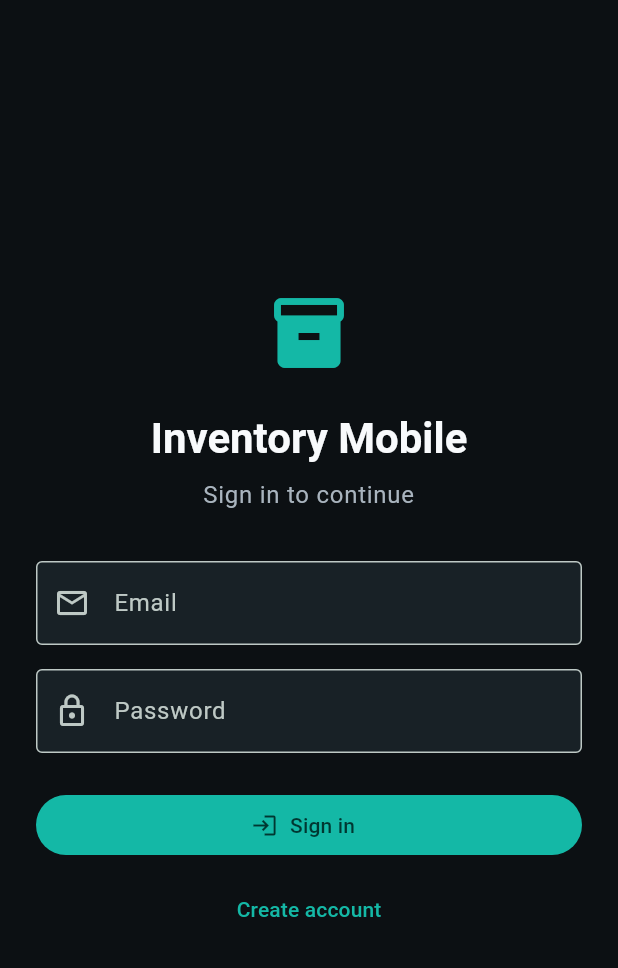
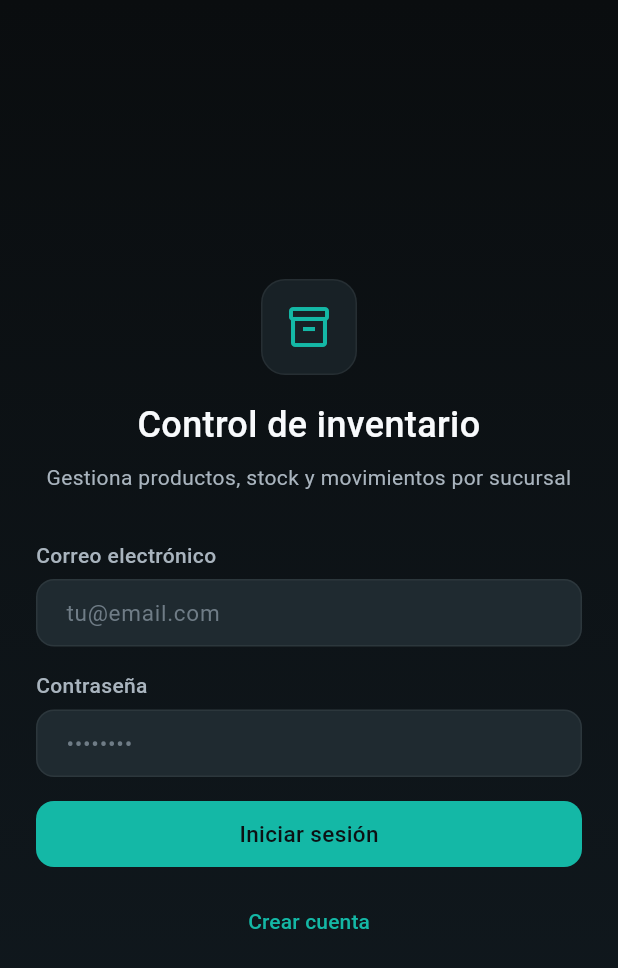
Before and after one commit to DevTeam-DAKFC/inventory-mobile-project, a Flutter app: the screen it shows after launch, on a phone screen of 412 x 824 dp. Shown: the top 968 px of the screen. Run offline on Flutter 3.47's test engine with Material 3 defaults, Android fonts, the phone set to English and light mode, and no system bars; our stand-ins replace dio, flutter_riverpod, flutter_secure_storage, go_router; accounts and stored records are empty.

Commit message:
feat(auth): implement login screen flow

```diff
--- a/app/lib/core/validation/auth_validators.dart
+++ b/app/lib/core/validation/auth_validators.dart
@@ -5,31 +5,31 @@ final class AuthValidators {
 
   static String? validateName(String? value) {
     if (value == null || value.trim().isEmpty) {
-      return 'Name is required.';
+      return 'El nombre es obligatorio.';
     }
     if (value.trim().length < 2) {
-      return 'Name must be at least 2 characters long.';
+      return 'El nombre debe tener al menos 2 caracteres.';
     }
     return null;
   }
 
   static String? validateEmail(String? value) {
     if (value == null || value.trim().isEmpty) {
-      return 'Email is required.';
+      return 'El correo electrónico es obligatorio.';
     }
     if (!_emailRegex.hasMatch(value.trim())) {
-      return 'Email format is invalid.';
+      return 'Ingresa un correo electrónico válido.';
     }
     return null;
   }
 
   static String? validatePassword(String? value) {
     if (value == null || value.isEmpty) {
-      return 'Password is required.';
+      return 'La contraseña es obligatoria.';
     }
 
     if (value.length < 8) {
-      return 'Password must be at least 8 characters long.';
+      return 'La contraseña debe tener al menos 8 caracteres.';
     }
     return null;
   }
--- a/app/lib/ui/auth/login_screen.dart
+++ b/app/lib/ui/auth/login_screen.dart
@@ -2,71 +2,185 @@ import 'package:flutter/material.dart';
 import 'package:flutter_riverpod/flutter_riverpod.dart';
 import 'package:go_router/go_router.dart';
 
+import '../../core/errors/app_error_code.dart';
+import '../../core/errors/app_exception.dart';
+import '../../core/validation/auth_validators.dart';
+import '../../data/providers/auth_providers.dart';
 import '../../navigation/app_session.dart';
 import '../../navigation/routes.dart';
+import 'widgets/auth_error_banner.dart';
+import 'widgets/auth_form_field.dart';
+import 'widgets/auth_primary_button.dart';
 
-class LoginScreen extends ConsumerWidget {
+class LoginScreen extends ConsumerStatefulWidget {
   const LoginScreen({super.key});
 
   @override
-  Widget build(BuildContext context, WidgetRef ref) {
+  ConsumerState<LoginScreen> createState() => _LoginScreenState();
+}
+
+class _LoginScreenState extends ConsumerState<LoginScreen> {
+  final _formKey = GlobalKey<FormState>();
+  final _emailController = TextEditingController();
+  final _passwordController = TextEditingController();
+
+  bool _isLoading = false;
+  String? _errorMessage;
+
+  @override
+  void dispose() {
+    _emailController.dispose();
+    _passwordController.dispose();
+    super.dispose();
+  }
+
+  Future<void> _submit() async {
+    if (_isLoading) {
+      return;
+    }
+    final form = _formKey.currentState;
+    if (form == null || !form.validate()) {
+      return;
+    }
+
+    setState(() {
+      _isLoading = true;
+      _errorMessage = null;
+    });
+
+    final email = _emailController.text.trim();
+    final password = _passwordController.text;
+
+    final result = await ref
+        .read(authRepositoryProvider)
+        .login(email: email, password: password);
+
+    if (!mounted) {
+      return;
+    }
+
+    setState(() {
+      _isLoading = false;
+      _errorMessage = result.isSuccess
+          ? null
+          : _messageFor(result.exceptionOrNull);
+    });
+
+    final user = result.dataOrNull;
+    if (user != null) {
+      // Router redirect listens to AppSession and will navigate to /home.
+      ref.read(appSessionProvider).setAuthenticatedUser(user);
+    }
+  }
+
+  String _messageFor(AppException? exception) {
+    switch (exception?.code) {
+      case AppErrorCode.unauthorized:
+        return 'Correo o contraseña incorrectos.';
+      case AppErrorCode.validationError:
+        return 'Revisa los campos ingresados.';
+      case AppErrorCode.networkError:
+        return 'Sin conexión. Inténtalo de nuevo.';
+      case AppErrorCode.timeout:
+        return 'La solicitud tardó demasiado. Inténtalo de nuevo.';
+      case AppErrorCode.serviceUnavailable:
+        return 'El servidor no está disponible.';
+      default:
+        return 'No pudimos iniciar sesión. Inténtalo de nuevo.';
+    }
+  }
+
+  @override
+  Widget build(BuildContext context) {
     return Scaffold(
-      body: SafeArea(
+      body: DecoratedBox(
+        decoration: const BoxDecoration(
+          gradient: LinearGradient(
+            begin: Alignment.topCenter,
+            end: Alignment.bottomCenter,
+            colors: [Color(0xFF0A0D0F), Color(0xFF111A20)],
+          ),
+        ),
+        child: SafeArea(
           child: Center(
             child: SingleChildScrollView(
-            padding: const EdgeInsets.all(24),
+              padding: const EdgeInsets.symmetric(
+                horizontal: 24,
+                vertical: 24,
+              ),
               child: ConstrainedBox(
-              constraints: const BoxConstraints(maxWidth: 420),
+                constraints: const BoxConstraints(maxWidth: 384),
+                child: Form(
+                  key: _formKey,
                   child: Column(
                     crossAxisAlignment: CrossAxisAlignment.stretch,
                     children: [
-                  Icon(
-                    Icons.inventory_2,
-                    size: 56,
-                    color: Theme.of(context).colorScheme.primary,
+                      const _LogoTile(),
+                      const SizedBox(height: 16),
+                      const Text(
+                        'Control de inventario',
+                        textAlign: TextAlign.center,
+                        style: TextStyle(
+                          color: Color(0xFFF8FAFC),
+                          fontSize: 24,
+                          fontWeight: FontWeight.w500,
+                          height: 1.4,
                         ),
-                  const SizedBox(height: 24),
-                  Text(
-                    'Inventory Mobile',
-                    textAlign: TextAlign.center,
-                    style: Theme.of(context).textTheme.headlineMedium,
                       ),
                       const SizedBox(height: 8),
-                  Text(
-                    'Sign in to continue',
+                      const Text(
+                        'Gestiona productos, stock y movimientos por sucursal',
                         textAlign: TextAlign.center,
-                    style: Theme.of(context).textTheme.bodyLarge,
+                        style: TextStyle(
+                          color: Color(0xFFA9B4BE),
+                          fontSize: 14,
+                          height: 1.4,
+                        ),
                       ),
                       const SizedBox(height: 32),
-                  TextField(
+                      AuthFormField(
+                        label: 'Correo electrónico',
+                        hintText: 'tu@email.com',
+                        controller: _emailController,
+                        validator: AuthValidators.validateEmail,
                         keyboardType: TextInputType.emailAddress,
-                    decoration: const InputDecoration(
-                      labelText: 'Email',
-                      prefixIcon: Icon(Icons.email_outlined),
+                        textInputAction: TextInputAction.next,
+                        enabled: !_isLoading,
+                        autofillHints: const [AutofillHints.email],
+                      ),
+                      const SizedBox(height: 16),
+                      AuthFormField(
+                        label: 'Contraseña',
+                        hintText: '••••••••',
+                        controller: _passwordController,
+                        validator: AuthValidators.validatePassword,
+                        obscureText: true,
+                        textInputAction: TextInputAction.done,
+                        enabled: !_isLoading,
+                        onFieldSubmitted: (_) => _submit(),
+                        autofillHints: const [AutofillHints.password],
+                      ),
+                      const SizedBox(height: 16),
+                      AuthErrorBanner(message: _errorMessage),
+                      if (_errorMessage != null) const SizedBox(height: 16),
+                      AuthPrimaryButton(
+                        label: 'Iniciar sesión',
+                        isLoading: _isLoading,
+                        onPressed: _isLoading ? null : _submit,
+                      ),
+                      const SizedBox(height: 12),
+                      TextButton(
+                        onPressed: _isLoading
+                            ? null
+                            : () => context.go(AppRoutes.register),
+                        style: TextButton.styleFrom(
+                          foregroundColor: const Color(0xFF14B8A6),
+                        ),
+                        child: const Text('Crear cuenta'),
+                      ),
+                    ],
                   ),
                 ),
-                  const SizedBox(height: 16),
-                  TextField(
-                    obscureText: true,
-                    decoration: const InputDecoration(
-                      labelText: 'Password',
-                      prefixIcon: Icon(Icons.lock_outline),
-                    ),
-                  ),
-                  const SizedBox(height: 24),
-                  FilledButton.icon(
-                    onPressed: () {
-                      ref.read(appSessionProvider).signInAsDemoAdmin();
-                    },
-                    icon: const Icon(Icons.login),
-                    label: const Text('Sign in'),
-                  ),
-                  const SizedBox(height: 8),
-                  TextButton(
-                    onPressed: () => context.go(AppRoutes.register),
-                    child: const Text('Create account'),
-                  ),
-                ],
               ),
             ),
           ),
@@ -75,3 +189,27 @@ class LoginScreen extends ConsumerWidget {
     );
   }
 }
+
+class _LogoTile extends StatelessWidget {
+  const _LogoTile();
+
+  @override
+  Widget build(BuildContext context) {
+    return Center(
+      child: Container(
+        width: 64,
+        height: 64,
+        decoration: BoxDecoration(
+          color: const Color(0xFF182126),
+          border: Border.all(color: const Color(0x0FFFFFFF)),
+          borderRadius: BorderRadius.circular(16),
+        ),
+        child: const Icon(
+          Icons.inventory_2_outlined,
+          size: 32,
+          color: Color(0xFF14B8A6),
+        ),
+      ),
+    );
+  }
+}
```
Also changed, not shown: 3 other files. Lines whose indentation alone changed are shown as unchanged.
